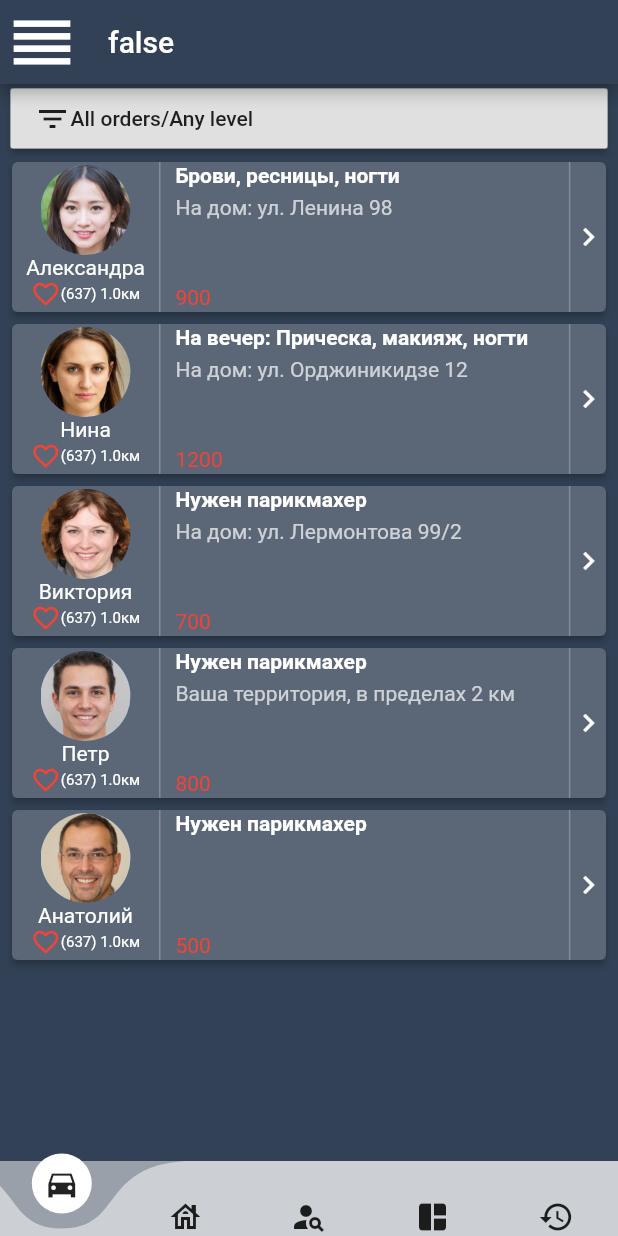
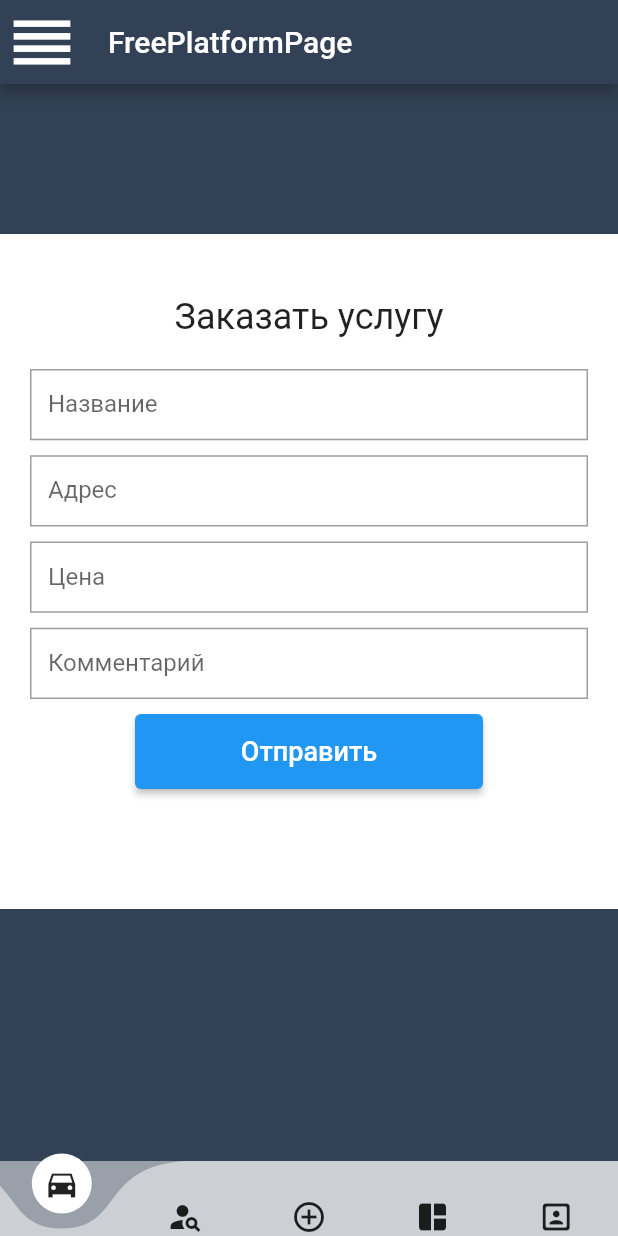
Before and after one commit to insignity/imake_project01, a Flutter app: the screen it shows after launch, on a phone screen of 412 x 824 dp. Run offline on Flutter 3.47's test engine with Material 2 defaults, Android fonts, the light colour scheme and no system bars; drawn by our look-alikes of curved_navigation_bar; our stand-ins replace fluttertoast, transparent_image; missing offline and left inert: dropdownfield.

Commit message:
Order shows to workers

```diff
--- a/lib/components/free-platform.dart
+++ b/lib/components/free-platform.dart
@@ -1,8 +1,12 @@
 import 'package:flutter/material.dart';
-import 'package:real/domain/order.dart';
+import 'package:flutter/rendering.dart';
+import 'package:real/domain/list_of_orders.dart';
+import 'package:real/models/order.dart';
 import 'dart:math';
 import 'package:provider/provider.dart';
 import 'package:real/models/data.dart';
+import 'package:dropdownfield/dropdownfield.dart';
+import 'package:real/models/user.dart';
 
 class FreePlatformPage extends StatefulWidget {
   FreePlatformPage({Key key}) : super(key: key);
@@ -17,49 +21,6 @@ class _FreePlatformPageState extends State<FreePlatformPage> {
     clearFilter();
     super.initState();
   }
-
-  final orders = <Order>[
-    Order(
-      title: 'Брови, ресницы, ногти',
-      author: 'Александра',
-      description: 'На дом: ул. Ленина 98',
-      level: 'Beginner',
-      avatar: AssetImage('assets/images/people/1.png'),
-      price: 900,
-    ),
-    Order(
-      title: 'На вечер: Прическа, макияж, ногти',
-      author: 'Нина',
-      description: 'На дом: ул. Орджиникидзе 12',
-      level: 'Intermediate',
-      avatar: AssetImage('assets/images/people/2.png'),
-      price: 1200,
-    ),
-    Order(
-      title: 'Нужен парикмахер',
-      author: 'Виктория',
-      description: 'На дом: ул. Лермонтова 99/2',
-      level: 'Beginner',
-      avatar: AssetImage('assets/images/people/3.png'),
-      price: 700,
-    ),
-    Order(
-      title: 'Нужен парикмахер',
-      author: 'Петр',
-      description: 'Ваша территория, в пределах 2 км',
-      level: 'Intermediate',
-      avatar: AssetImage('assets/images/people/4.png'),
-      price: 800,
-    ),
-    Order(
-      title: 'Нужен парикмахер',
-      author: 'Анатолий',
-      description: '',
-      level: 'Advanced',
-      avatar: AssetImage('assets/images/people/5.png'),
-      price: 500,
-    ),
-  ];
 
   var filterOnlyMyWorkouts = false;
   var filterTitle = '';
@@ -92,6 +53,35 @@ class _FreePlatformPageState extends State<FreePlatformPage> {
     });
     var list = orders;
     return list;
+  }
+
+  final ordersSelectedName = TextEditingController();
+  final ordersSelectedAddress = TextEditingController();
+  final ordersSelectedPrice = TextEditingController();
+  final ordersSelectedComment = TextEditingController();
+  clearTextControllers() {
+    ordersSelectedAddress.text = "";
+    ordersSelectedComment.text = "";
+    ordersSelectedName.text = "";
+    ordersSelectedPrice.text = "";
+  }
+
+  makeAnOrder() {
+    String titleOfOrder = ordersSelectedName.text;
+    String address = ordersSelectedAddress.text;
+    int price = int.parse(ordersSelectedPrice.text);
+    String description = ordersSelectedComment.text;
+    Order newOrder = Order(
+      title: titleOfOrder,
+      author: 'Евгения',
+      description: address,
+      avatar: AssetImage("assets/images/wat.png"),
+      price: price,
+    );
+    setState(() {
+      orders.add(newOrder);
+      clearTextControllers();
+    });
   }
 
   @override
@@ -286,6 +276,8 @@ class _FreePlatformPageState extends State<FreePlatformPage> {
       ),
     );
 
+    List<String> ordersVariant = ["Прическа", "Брови", "Ресницы", "Ногти"];
+
     var orderForm = Container(
       padding: EdgeInsets.only(left: 20, right: 20, top: 20),
       margin: EdgeInsets.only(top: 100),
@@ -297,57 +289,97 @@ class _FreePlatformPageState extends State<FreePlatformPage> {
             height: 70,
             child: Center(
               child: Text(
-                "Сделать заказ",
+                "Заказать услугу",
                 style: TextStyle(fontSize: 24),
               ),
             ),
           ),
           Container(
-              height: 70,
-              child: Row(
+              height: 280,
+              child: Column(
                 children: [
-                  Expanded(flex: 1, child: Text("Название:")),
-                  Expanded(flex: 2, child: TextField())
+                  Expanded(
+                      child: Container(
+                    padding: EdgeInsets.only(bottom: 10),
+                    child: TextField(
+                      controller: ordersSelectedName,
+                      decoration: InputDecoration(
+                          hintText:
+                              "Введите название (Например: Пострич волосы)",
+                          hintStyle: TextStyle(fontSize: 13),
+                          labelText: "Название",
+                          border: OutlineInputBorder(
+                              borderRadius:
+                                  BorderRadius.all(Radius.circular(0.0)))),
+                    ),
+                  )),
+                  Expanded(
+                      child: Container(
+                    padding: EdgeInsets.only(bottom: 10),
+                    child: TextField(
+                      controller: ordersSelectedAddress,
+                      decoration: InputDecoration(
+                          hintText: "По умолчанию: Территория исполнителя",
+                          hintStyle: TextStyle(fontSize: 13),
+                          labelText: "Адрес",
+                          border: OutlineInputBorder(
+                              borderRadius:
+                                  BorderRadius.all(Radius.circular(0.0)))),
+                    ),
+                  )),
+                  Expanded(
+                      child: Container(
+                    padding: EdgeInsets.only(bottom: 10),
+                    child: TextField(
+                      controller: ordersSelectedPrice,
+                      decoration: InputDecoration(
+                          hintText: "Укажите предлагаемую цену в рублях",
+                          hintStyle: TextStyle(fontSize: 13),
+                          labelText: "Цена",
+                          border: OutlineInputBorder(
+                              borderRadius:
+                                  BorderRadius.all(Radius.circular(0.0)))),
+                      keyboardType: TextInputType.number,
+                    ),
+                  )),
+                  Expanded(
+                      child: Container(
+                    padding: EdgeInsets.only(bottom: 10),
+                    child: TextField(
+                      controller: ordersSelectedComment,
+                      decoration: InputDecoration(
+                          hintText: "Дополнительное инфо (Необязаельное поле)",
+                          hintStyle: TextStyle(fontSize: 13),
+                          labelText: "Комментарий",
+                          border: OutlineInputBorder(
+                              borderRadius:
+                                  BorderRadius.all(Radius.circular(0.0)))),
+                    ),
+                  )),
+                  ElevatedButton(
+                    onPressed: makeAnOrder,
+                    child: Container(
+                        width: 200,
+                        height: 50,
+                        child: Center(
+                            child: Text(
+                          "Отправить",
+                          style: TextStyle(fontSize: 18),
+                        ))),
+                  )
                 ],
               )),
-          Container(
-              height: 70,
-              child: Row(
-                children: [
-                  Expanded(flex: 1, child: Text("Место:")),
-                  Expanded(flex: 2, child: TextField())
-                ],
-              )),
-          Container(
-              height: 70,
-              child: Row(
-                children: [
-                  Expanded(flex: 1, child: Text("Цена:")),
-                  Expanded(flex: 2, child: TextField())
-                ],
-              )),
-          Container(
-              height: 70,
-              child: Row(
-                children: [
-                  Expanded(flex: 1, child: Text("Комментарий:")),
-                  Expanded(flex: 2, child: TextField())
-                ],
-              )),
-          ElevatedButton(
-            onPressed: () {},
-            child: Text("Заказать"),
-          )
         ],
       ),
     );
-    List<Widget> freelanserWidgets = [filterInfo, filterForm, ordersList];
-    List<Widget> userWidgets = [orderForm];
-    return Column(
-      //||||||||||||||||||||||||MAIN||||||||||||||||||
-      children:
-          context.watch<Data>().isUserClient ? userWidgets : freelanserWidgets,
-    );
+
+    Container freelanserWidgets = Container(
+        child: Column(children: [filterInfo, filterForm, ordersList]));
+    SingleChildScrollView userWidgets = SingleChildScrollView(child: orderForm);
+    //||||||||||||||||||||||||MAIN||||||||||||||||||
+    return context.watch<Profile>().isUserClient
+        ? userWidgets
+        : freelanserWidgets;
   }
 }
 
--- /dev/null
+++ b/lib/domain/current_profile.dart
@@ -0,0 +1,5 @@
+import 'package:flutter/material.dart';
+import 'package:real/models/user.dart';
+
+Profile currentProfile =
+    Profile(name: "Валентина", imageSource: "assets/images/wat.png");
--- /dev/null
+++ b/lib/domain/list_of_orders.dart
@@ -0,0 +1,41 @@
+import 'package:flutter/material.dart';
+
+import '../models/order.dart';
+
+List orders = <Order>[
+  Order(
+    title: 'Брови, ресницы, ногти',
+    author: 'Александра',
+    description: 'На дом: ул. Ленина 98',
+    avatar: AssetImage('assets/images/people/1.png'),
+    price: 900,
+  ),
+  Order(
+    title: 'На вечер: Прическа, макияж, ногти',
+    author: 'Нина',
+    description: 'На дом: ул. Орджиникидзе 12',
+    avatar: AssetImage('assets/images/people/2.png'),
+    price: 1200,
+  ),
+  Order(
+    title: 'Нужен парикмахер',
+    author: 'Виктория',
+    description: 'На дом: ул. Лермонтова 99/2',
+    avatar: AssetImage('assets/images/people/3.png'),
+    price: 700,
+  ),
+  Order(
+    title: 'Нужен парикмахер',
+    author: 'Петр',
+    description: 'На вашей территории',
+    avatar: AssetImage('assets/images/people/4.png'),
+    price: 800,
+  ),
+  Order(
+    title: 'Нужен парикмахер',
+    author: 'Анатолий',
+    description: 'На вашей территории',
+    avatar: AssetImage('assets/images/people/5.png'),
+    price: 500,
+  ),
+];
--- a/lib/main.dart
+++ b/lib/main.dart
@@ -7,14 +7,15 @@
 import 'package:flutter/cupertino.dart';
 
 import 'models/data.dart';
+import 'models/user.dart';
 
 void main() => runApp(RealApp());
 
 class RealApp extends StatelessWidget {
   @override
   Widget build(BuildContext context) {
-    return ChangeNotifierProvider<Data>(
-      create: (context) => Data(),
+    return ChangeNotifierProvider<Profile>(
+      create: (context) => Profile(),
       child: MaterialApp(
         debugShowCheckedModeBanner: false,
         title: 'Real App',
--- /dev/null
+++ b/lib/models/user.dart
@@ -0,0 +1,23 @@
+import 'package:flutter/material.dart';
+
+class Profile with ChangeNotifier {
+  //int id;
+  //String surname;
+  //int phoneNumber;
+  //double lat;
+  //double lon;
+  String name;
+  bool _typeOfClient = true; //Is he currently worker or user?
+  String imageSource;
+  bool get isUserClient => _typeOfClient;
+  changeType() {
+    if (_typeOfClient == false) {
+      _typeOfClient = true;
+    } else {
+      _typeOfClient = false;
+    }
+    notifyListeners();
+  }
+
+  Profile({this.name, this.imageSource});
+}
--- a/lib/pages/home.dart
+++ b/lib/pages/home.dart
@@ -4,8 +4,7 @@ import 'package:flutter/material.dart';
 import 'package:real/components/free-platform.dart';
 import 'package:real/components/all-posts.dart';
 import 'package:real/components/freelancers.dart';
-import 'package:real/components/salons.dart';
-import 'package:real/components/history.dart';
+import 'package:real/components/profile.dart';
 import 'package:real/models/data.dart';
 import 'package:provider/provider.dart';
 
@@ -24,10 +23,10 @@ class _HomePageState extends State<HomePage> {
     var navigationBar = CurvedNavigationBar(
       items: const <Widget>[
         Icon(Icons.directions_car_sharp),
-        Icon(Icons.house_outlined),
         Icon(Icons.person_search),
+        Icon(Icons.control_point_sharp),
         Icon(Icons.auto_awesome_mosaic),
-        Icon(Icons.history)
+        Icon(Icons.portrait_rounded)
       ],
       index: 0,
       height: 50,
@@ -46,7 +45,7 @@ class _HomePageState extends State<HomePage> {
           return FreePlatformPage();
           break;
         case 1:
-          return Salons();
+          return Freelancers();
           break;
         case 2:
           return Freelancers();
@@ -66,16 +65,16 @@ class _HomePageState extends State<HomePage> {
           return 'FreePlatformPage';
           break;
         case 1:
-          return 'Salons';
+          return 'Representatives';
           break;
         case 2:
-          return 'Freelancers';
+          return 'Representatives';
           break;
         case 3:
           return 'AllPosts';
           break;
         case 4:
-          return 'HistoryPage';
+          return 'ProfilePage';
           break;
       }
     }
@@ -84,10 +83,7 @@ class _HomePageState extends State<HomePage> {
       child: Scaffold(
         backgroundColor: Theme.of(context).primaryColor,
         appBar: AppBar(
-          title: Text(context
-              .watch<Data>()
-              .isUserClient
-              .toString()), //checkingBottomNavigationBarForTitle()),
+          title: Text(checkingBottomNavigationBarForTitle()),
           leading: Icon(
             Icons.reorder,
             size: 50,
--- a/pubspec.yaml
+++ b/pubspec.yaml
@@ -36,7 +36,7 @@ dependencies:
   waterfall_flow: any
   flutter_staggered_grid_view: ^0.3.4
   transparent_image: ^1.0.0
-
+  dropdownfield: ^1.0.3
 
 dev_dependencies:
   flutter_test:
```
Also changed, not shown: lib/components/freelancers.dart (+17 -28 lines), lib/components/profile.dart (renamed from lib/components/history.dart, +6 -5 lines), lib/components/salons.dart (deleted, +0 -17 lines), lib/models/order.dart (renamed from lib/domain/order.dart), pubspec.lock.
